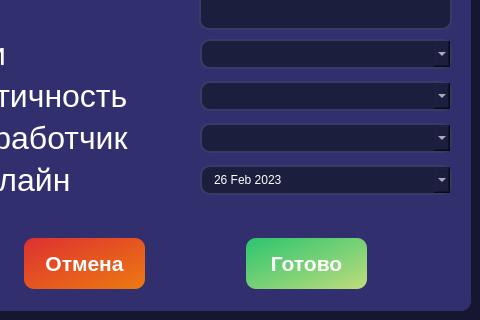
The window that interfaces/new_bug_card.ui (ArtShibaev/Bugtracker) describes before a commit, drawn with Qt 5; both pictures show x 89 to 569 and y 400 to 720 of the 569 by 720 pixel window.
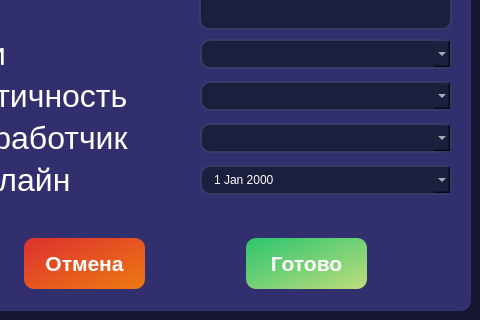
The same window after the commit.

Commit message: Форма создания карточки интегрирована в проект

Diff of the .ui file:
```diff
--- a/interfaces/new_bug_card.ui
+++ b/interfaces/new_bug_card.ui
@@ -405,16 +405,6 @@
 outline: none;
 background: #1B1E3D;</string>
                </property>
-               <property name="dateTime">
-                <datetime>
-                 <hour>0</hour>
-                 <minute>0</minute>
-                 <second>0</second>
-                 <year>2023</year>
-                 <month>2</month>
-                 <day>26</day>
-                </datetime>
-               </property>
                <property name="calendarPopup">
                 <bool>true</bool>
                </property>
```
Left out of the diff: 16 changed lines with no effect on the pictures. The commit also changes 1 other file.
